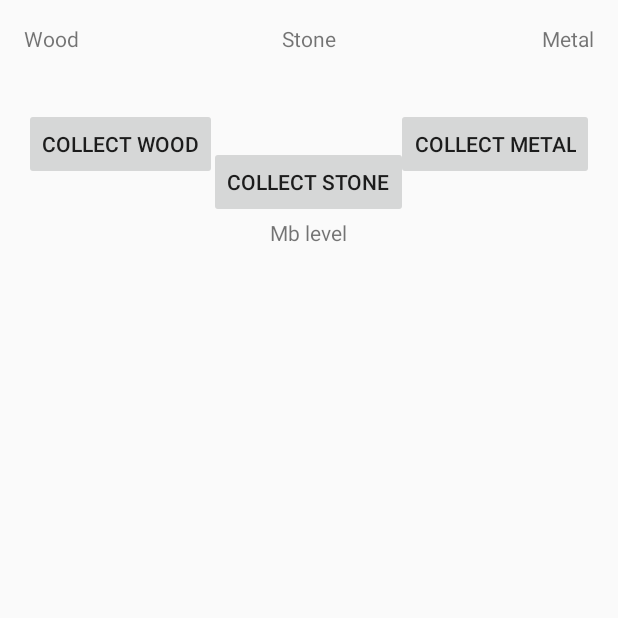
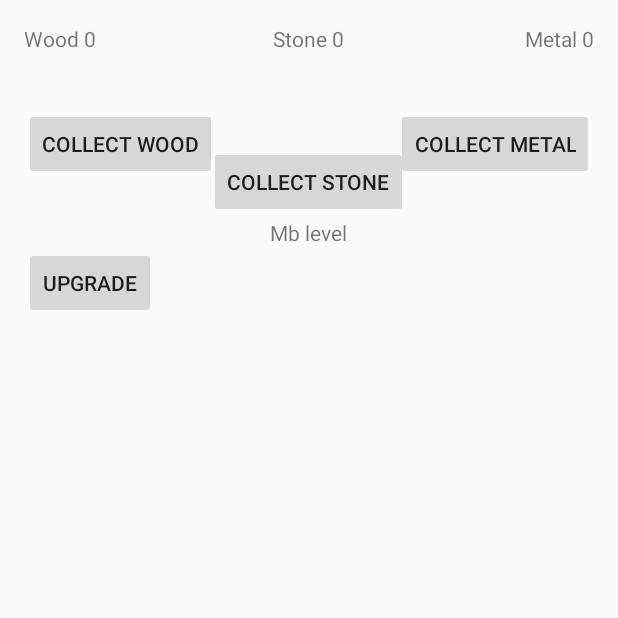
Before and after one commit to jdurbanek/NewWorld, an Android app: the Barracks screen opened directly, with no data from a screen before it, on a phone screen of 412 x 824 dp, the top half of it. Run offline under Robolectric (Android 15) with nearby library versions, the phone set to English and light mode, and no system bars.

Commit message:
mainBuilding can now level and resources amounts update immediately

```diff
--- a/app/src/main/java/project/mobile/newworld/Barracks.java
+++ b/app/src/main/java/project/mobile/newworld/Barracks.java
@@ -1,10 +1,19 @@
 package project.mobile.newworld;
 
+import android.content.SharedPreferences;
 import android.support.v7.app.AppCompatActivity;
 import android.os.Bundle;
 import android.view.View;
+import android.widget.TextView;
 
 public class Barracks extends AppCompatActivity {
+
+
+    public static final String RESOURCE_NAME = "Resource";
+    private TextView bLevel;
+    private TextView currWood;
+    private TextView currStone;
+    private TextView currMetal;
 
     Resource myResources = new Resource();
     Buildings myBuildings = new Buildings();
@@ -12,6 +21,24 @@ public class Barracks extends AppCompatActivity {
     protected void onCreate(Bundle savedInstanceState) {
         super.onCreate(savedInstanceState);
         setContentView(R.layout.activity_barracks);
+
+        bLevel = (TextView) findViewById(R.id.mbLevel);
+        currWood = (TextView) findViewById(R.id.currWood);
+        currStone = (TextView) findViewById(R.id.currStone);
+        currMetal = (TextView) findViewById(R.id.currMetal);
+
+        SharedPreferences savedResourses = getSharedPreferences("Resource", 0);
+        int cWood = savedResourses.getInt("Wood", 0);
+        int cStone = savedResourses.getInt("Stone", 0);
+        int cMetal = savedResourses.getInt("Metal",0);
+
+        myResources.setWood(cWood);
+        myResources.setStone(cStone);
+        myResources.setMetal(cMetal);
+        currWood.setText("Wood " + savedResourses.getInt("Wood", 0));
+        currStone.setText("Stone " + savedResourses.getInt("Stone", 0));
+        currMetal.setText("Metal " + savedResourses.getInt("Metal", 0));
+
     }
 
     public void levelBarracks(View view){
--- a/app/src/main/java/project/mobile/newworld/Base.java
+++ b/app/src/main/java/project/mobile/newworld/Base.java
@@ -9,8 +9,6 @@ import android.view.View;
 import android.widget.Toast;
 
 public class Base extends AppCompatActivity {
-    public static final String RESOURCE_NAME = "Resource";
-
 
     @Override
     protected void onCreate(Bundle savedInstanceState) {
--- a/app/src/main/res/layout/activity_barracks.xml
+++ b/app/src/main/res/layout/activity_barracks.xml
@@ -80,11 +80,19 @@
             android:layout_width="wrap_content"
             android:layout_height="wrap_content"
             android:text="Mb level"
-            android:id="@+id/mbLevel"
+            android:id="@+id/bLevel"
             android:layout_alignBaseline="@+id/button5"
             android:layout_alignBottom="@+id/button5"
             android:layout_centerHorizontal="true"
             android:layout_gravity="center_horizontal" />
+
+        <Button
+            android:layout_width="wrap_content"
+            android:layout_height="wrap_content"
+            android:text="Upgrade"
+            android:id="@+id/upgradeB"
+            android:onClick="levelBarracks"
+            />
     </LinearLayout>
 
 </RelativeLayout>
```
Also changed, not shown: app/src/main/java/project/mobile/newworld/Buildings.java (+11 -0 lines), app/src/main/java/project/mobile/newworld/MainBuilding.java (+32 -30 lines), app/src/main/java/project/mobile/newworld/Resource.java (+10 -6 lines), app/src/main/res/layout/activity_farm.xml (+8 -0 lines).
